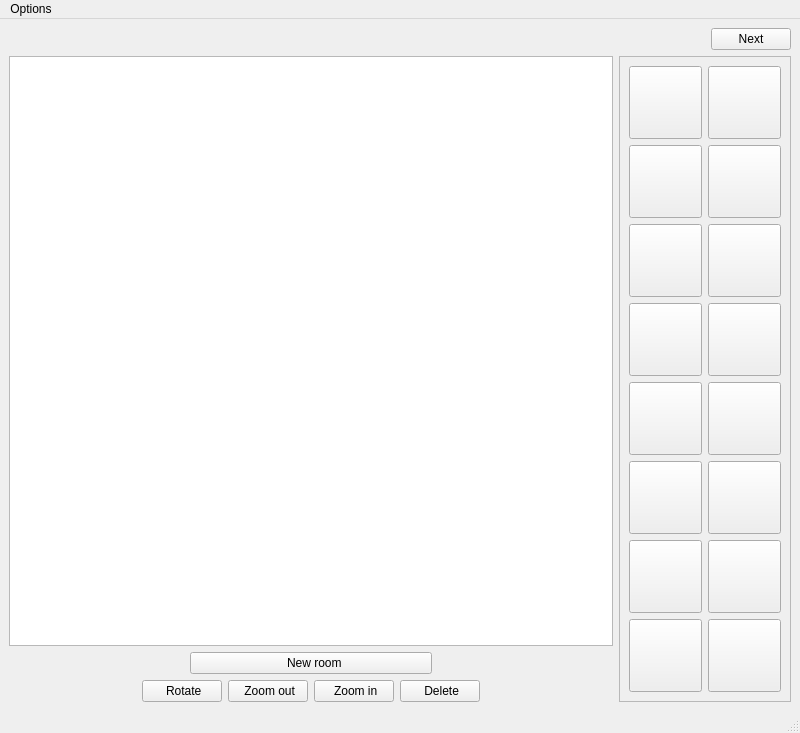
Above: src/ui/design_window.ui from ajvazz/Home-Planner-2D before the change. Below: the same form after it.
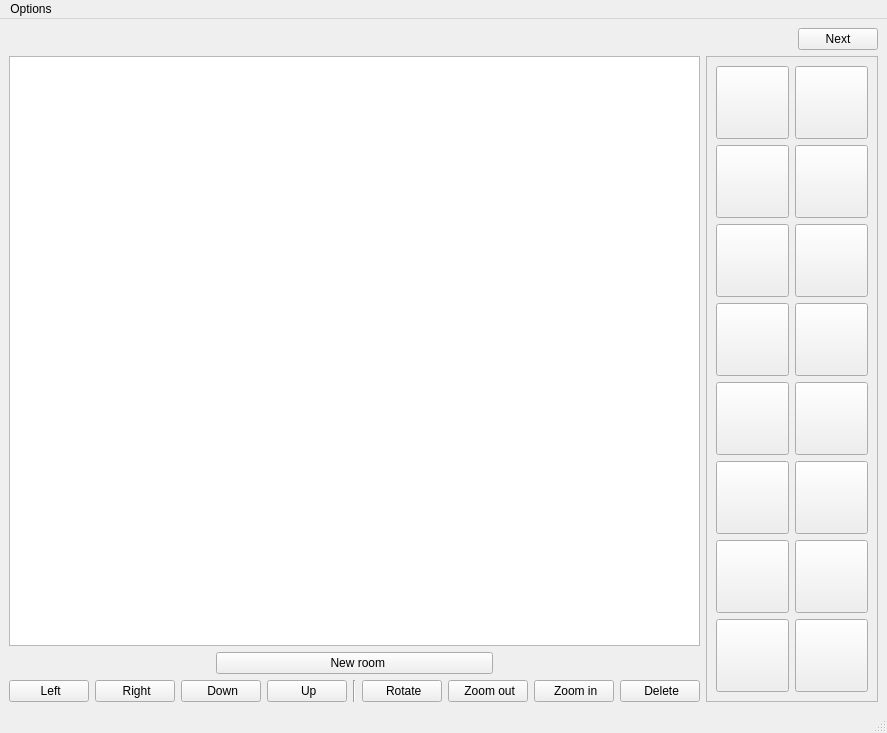
That is the form after the change. Icons and pictures are not drawn.

Commit message: Added buttons for moving rooms

```diff
--- a/src/ui/design_window.ui
+++ b/src/ui/design_window.ui
@@ -104,7 +104,7 @@
          </layout>
         </item>
         <item>
-         <layout class="QHBoxLayout" name="horizontalLayout_2">
+         <layout class="QHBoxLayout" name="horizontalLayout_2" stretch="2,2,2,2,2,2,5,5,5,5,2">
           <item>
            <spacer name="horizontalSpacer_4">
             <property name="orientation">
@@ -118,6 +118,84 @@
             </property>
            </spacer>
           </item>
+          <item>
+           <widget class="QPushButton" name="btnMoveLeft">
+            <property name="text">
+             <string> Left</string>
+            </property>
+            <property name="icon">
+             <iconset resource="../resources.qrc">
+              <normaloff>:/img/buttons/move_left.png</normaloff>:/img/buttons/move_left.png</iconset>
+            </property>
+            <property name="iconSize">
+             <size>
+              <width>20</width>
+              <height>20</height>
+             </size>
+            </property>
+           </widget>
+          </item>
+          <item>
+           <widget class="QPushButton" name="btnMoveRight">
+            <property name="text">
+             <string> Right</string>
+            </property>
+            <property name="icon">
+             <iconset resource="../resources.qrc">
+              <normaloff>:/img/buttons/move_right.png</normaloff>:/img/buttons/move_right.png</iconset>
+            </property>
+            <property name="iconSize">
+             <size>
+              <width>20</width>
+              <height>20</height>
+             </size>
+            </property>
+           </widget>
+          </item>
+          <item>
+           <widget class="QPushButton" name="btnMoveDown">
+            <property name="text">
+             <string> Down</string>
+            </property>
+            <property name="icon">
+             <iconset resource="../resources.qrc">
+              <normaloff>:/img/buttons/move_down.png</normaloff>:/img/buttons/move_down.png</iconset>
+            </property>
+            <property name="iconSize">
+             <size>
+              <width>20</width>
+              <height>20</height>
+             </size>
+            </property>
+           </widget>
+          </item>
+          <item>
+           <widget class="QPushButton" name="btnMoveUp">
+            <property name="styleSheet">
+             <string notr="true">width: 5px;</string>
+            </property>
+            <property name="text">
+             <string> Up</string>
+            </property>
+            <property name="icon">
+             <iconset resource="../resources.qrc">
+              <normaloff>:/img/buttons/move_up.png</normaloff>:/img/buttons/move_up.png</iconset>
+            </property>
+            <property name="iconSize">
+             <size>
+              <width>20</width>
+              <height>20</height>
+             </size>
+            </property>
+           </widget>
+          </item>
+          <item>
+           <widget class="Line" name="lineVertical">
+            <property name="orientation">
+             <enum>Qt::Vertical</enum>
+            </property>
+           </widget>
+          </item>
           <item>
            <widget class="QPushButton" name="btnRotate">
             <property name="text">
```
The commit also changes 2 other files.
